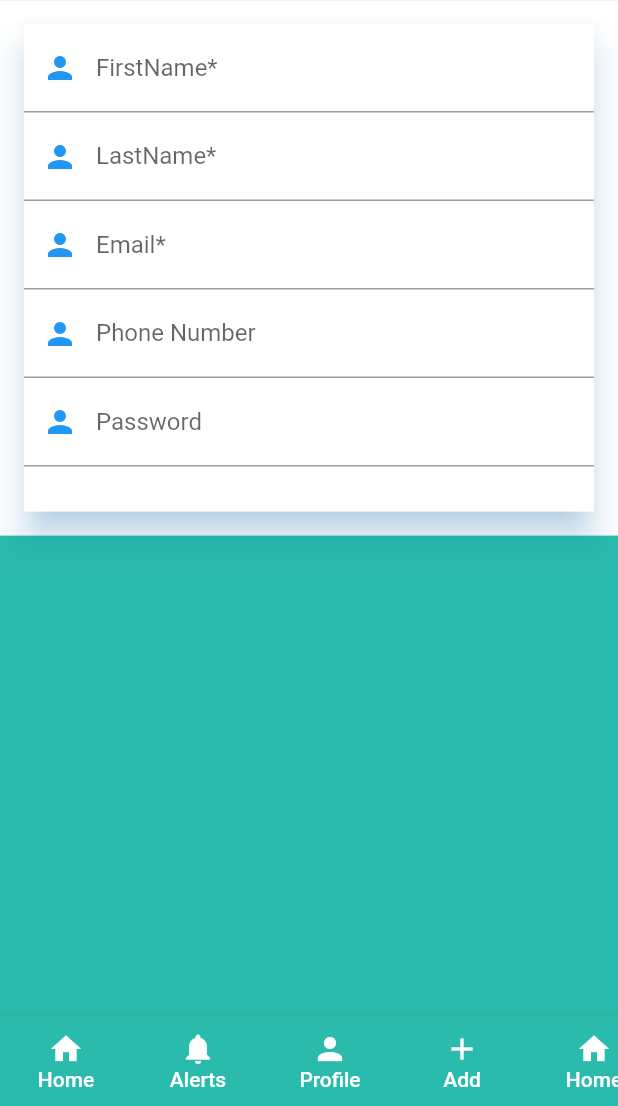
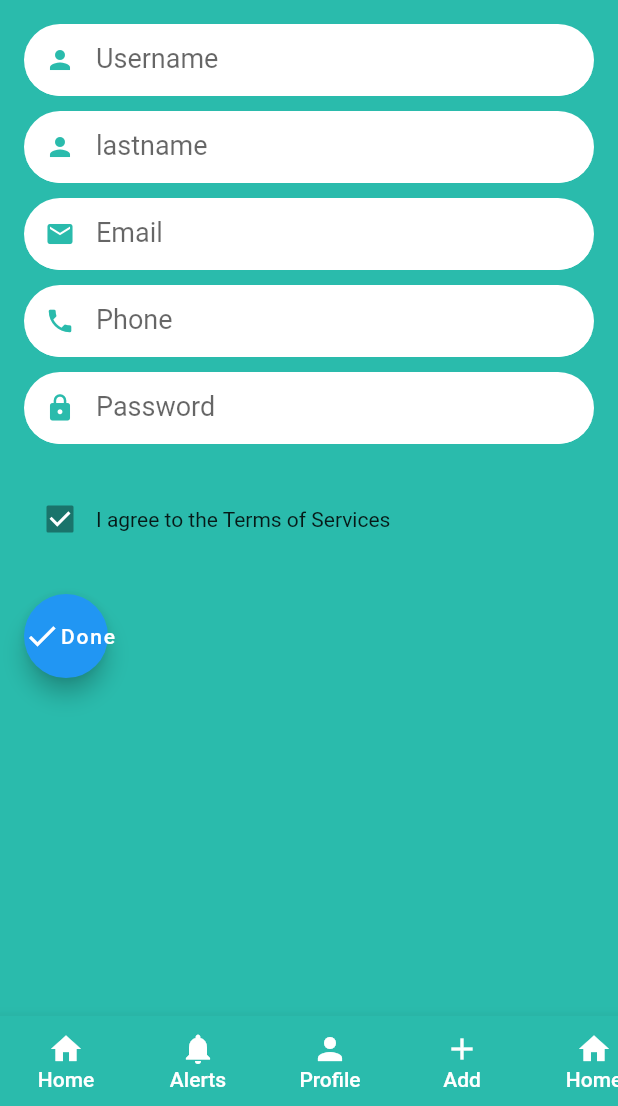
Before and after one commit to MutugiBrian/sidenav, a Flutter app: the RegisterStep1 screen opened directly, on a phone screen of 412 x 824 dp, the part 130-1236 px from its top. Run offline on Flutter 3.47's test engine with Material 2 defaults, Android fonts, the phone set to English and light mode, and no system bars; our stand-ins replace flutter_chips_input, font_awesome_flutter; network calls fail.

```diff
--- a/lib/pages/register_step_1.dart
+++ b/lib/pages/register_step_1.dart
@@ -1041,82 +1041,174 @@ class _RegisterStep1State extends State<RegisterStep1> with TickerProviderStateM
                         physics: ClampingScrollPhysics(),
                                             child:Container(
                           padding: EdgeInsets.all(16.0),
-                          color: white,
-                          child: Material(
-                            elevation: 10.0,
-                                              color: white,
-                                              shadowColor: shadowBlue,
+                          // color: white,
                           child: Column(
                             crossAxisAlignment: CrossAxisAlignment.start,
               children: <Widget>[
-
-                TextFormField(
-                              // initialValue: userdetails["username"],
+                Theme(
+                      data: Theme.of(context).copyWith(splashColor: Colors.transparent),
+                      child: TextField(
+                        autofocus: false,
+                        style: TextStyle(fontSize: 18.0, color: Colors.black),
                         decoration: InputDecoration(
-                                labelText: 'FirstName*',
-                                hintText: "Enter Username",
-                                prefixIcon: Icon(Icons.person,color: Colors.blue,)
+                          filled: true,
+                          fillColor: Colors.white,
+                          prefixIcon: Icon(Icons.person,size: 20.0,color: mainColor,),
+                          hintText: 'Username',
+                          // contentPadding:
+                          //     const EdgeInsets.only(left: 14.0, bottom: 8.0, top: 8.0),
+                          focusedBorder: OutlineInputBorder(
+                            borderSide: BorderSide(color: Colors.white),
+                            borderRadius: BorderRadius.circular(25.7),
                           ),
-                                validator: (value) {
-                                if (value.length < 3) {
-                                return "Please enter a valid firstname.";
-                                }
-                                },
+                          enabledBorder: UnderlineInputBorder(
+                            borderSide: BorderSide(color: Colors.white),
+                            borderRadius: BorderRadius.circular(25.7),
                           ),
-                TextFormField(
-                              // initialValue: userdetails["username"],
+                        ),
+                      ),
+                ),
+                SizedBox(
+                  height: 10.0,
+                ),
+                Theme(
+                      data: Theme.of(context).copyWith(splashColor: Colors.transparent),
+                      child: TextField(
+                        autofocus: false,
+                        style: TextStyle(fontSize: 18.0, color: Colors.black),
                         decoration: InputDecoration(
-                                labelText: 'LastName*',
-                                hintText: "Enter Lastname",
-                                prefixIcon: Icon(Icons.person,color: Colors.blue,)
+                          filled: true,
+                          fillColor: Colors.white,
+                          prefixIcon: Icon(Icons.person,size: 20.0,color: mainColor,),
+                          hintText: 'lastname',
+                          // contentPadding:
+                          //     const EdgeInsets.only(left: 14.0, bottom: 8.0, top: 8.0),
+                          focusedBorder: OutlineInputBorder(
+                            borderSide: BorderSide(color: Colors.white),
+                            borderRadius: BorderRadius.circular(25.7),
                           ),
-                                validator: (value) {
-                                if (value.length < 3) {
-                                return "Please enter a valid lastname.";
-                                }
-                                },
+                          enabledBorder: UnderlineInputBorder(
+                            borderSide: BorderSide(color: Colors.white),
+                            borderRadius: BorderRadius.circular(25.7),
                           ),
-                TextFormField(
-                              // initialValue: userdetails["username"],
+                        ),
+                      ),
+                ),
+                SizedBox(
+                  height: 10.0,
+                ),
+                Theme(
+                      data: Theme.of(context).copyWith(splashColor: Colors.transparent),
+                      child: TextField(
+                        autofocus: false,
+                        style: TextStyle(fontSize: 18.0, color: Colors.black),
                         decoration: InputDecoration(
-                                labelText: 'Email*',
-                                hintText: "Enter Email",
-                                prefixIcon: Icon(Icons.person,color: Colors.blue,)
+                          filled: true,
+                          fillColor: Colors.white,
+                          prefixIcon: Icon(Icons.email,size: 20.0,color: mainColor,),
+                          hintText: 'Email',
+                          // contentPadding:
+                          //     const EdgeInsets.only(left: 14.0, bottom: 8.0, top: 8.0),
+                          focusedBorder: OutlineInputBorder(
+                            borderSide: BorderSide(color: Colors.white),
+                            borderRadius: BorderRadius.circular(25.7),
                           ),
-                                validator: (value) {
-                                if (value.length < 3) {
-                                return "Please enter a valid email.";
-                                }
-                                },
+                          enabledBorder: UnderlineInputBorder(
+                            borderSide: BorderSide(color: Colors.white),
+                            borderRadius: BorderRadius.circular(25.7),
                           ),
-                TextFormField(
-                              // initialValue: userdetails["username"],
+                        ),
+                      ),
+                ),
+                SizedBox(
+                  height: 10.0,
+                ),
+                Theme(
+                      data: Theme.of(context).copyWith(splashColor: Colors.transparent),
+                      child: TextField(
+                        autofocus: false,
+                        style: TextStyle(fontSize: 18.0, color: Colors.black),
                         decoration: InputDecoration(
-                                labelText: 'Phone Number',
-                                hintText: "Enter Number",
-                                prefixIcon: Icon(Icons.person,color: Colors.blue,)
+                          filled: true,
+                          fillColor: Colors.white,
+                          prefixIcon: Icon(Icons.phone,size: 20.0,color: mainColor,),
+                          hintText: 'Phone',
+                          // contentPadding:
+                          //     const EdgeInsets.only(left: 14.0, bottom: 8.0, top: 8.0),
+                          focusedBorder: OutlineInputBorder(
+                            borderSide: BorderSide(color: Colors.white),
+                            borderRadius: BorderRadius.circular(25.7),
                           ),
-                                validator: (value) {
-                                if (value.length < 3) {
-                                return "Please enter a valid number.";
-                                }
-                                },
+                          enabledBorder: UnderlineInputBorder(
+                            borderSide: BorderSide(color: Colors.white),
+                            borderRadius: BorderRadius.circular(25.7),
                           ),
-                TextFormField(
-                              // initialValue: userdetails["username"],
+                        ),
+                      ),
+                ),
+                SizedBox(
+                  height: 10.0,
+                ),
+                Theme(
+                      data: Theme.of(context).copyWith(splashColor: Colors.transparent),
+                      child: TextField(
+                        autofocus: false,
+                        style: TextStyle(fontSize: 18.0, color: Colors.black),
                         decoration: InputDecoration(
-                                labelText: 'Password',
-                                hintText: "Enter Password",
-                                prefixIcon: Icon(Icons.person,color: Colors.blue,)
+                          filled: true,
+                          fillColor: Colors.white,
+                          prefixIcon: Icon(Icons.lock,size: 20.0,color: mainColor,),
+                          hintText: 'Password',
+                          // contentPadding:
+                          //     const EdgeInsets.only(left: 14.0, bottom: 8.0, top: 8.0),
+                          focusedBorder: OutlineInputBorder(
+                            borderSide: BorderSide(color: Colors.white),
+                            borderRadius: BorderRadius.circular(25.7),
                           ),
-                                validator: (value) {
-                                if (value.length < 3) {
-                                return "Please enter a valid password";
-                                }
-                                },
+                          enabledBorder: UnderlineInputBorder(
+                            borderSide: BorderSide(color: Colors.white),
+                            borderRadius: BorderRadius.circular(25.7),
+                          ),
+                        ),
+                      ),
                 ),
 
                 SizedBox(height: 10.0,),
+                Padding(
+            padding: const EdgeInsets.symmetric(vertical: 16.0),
+            child: Container(
+              width: screenWidth/1.3,
+              child: Row(
+                children: <Widget>[
+                  Checkbox(
+                    value:true
+                  ),
+                  GestureDetector(
+                    onTap: () {},
+                    child: const Text(
+                      'I agree to the Terms of Services',
+                      overflow: TextOverflow.ellipsis,
+    maxLines: 5,
+                    ),
+                  ),
+                ],
+              ),
+            ),
+          ),
+          SizedBox(height: 10.0,),
+          FloatingActionButton(
+            onPressed: (){},
+            child: Row(
+              children: <Widget>[
+                  Icon(Icons.done),
+                  Text("Done")
+              ],
+              ),
+            ),
+
+
+
+
 
 
 
@@ -1148,7 +1240,6 @@ class _RegisterStep1State extends State<RegisterStep1> with TickerProviderStateM
                         ),
                     ),
                                           ),
-                                          ),
                                            lotusheader(context),
                                            lotusbottom(context)
                                         ]
```
Lines whose indentation alone changed are shown as unchanged.
